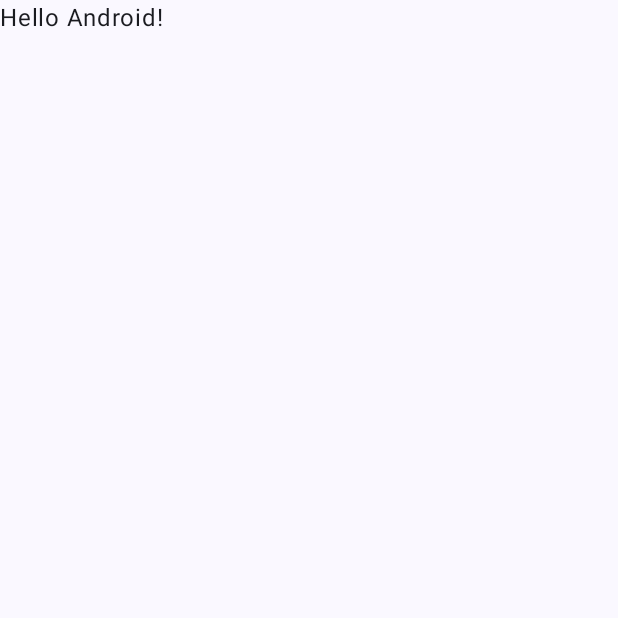
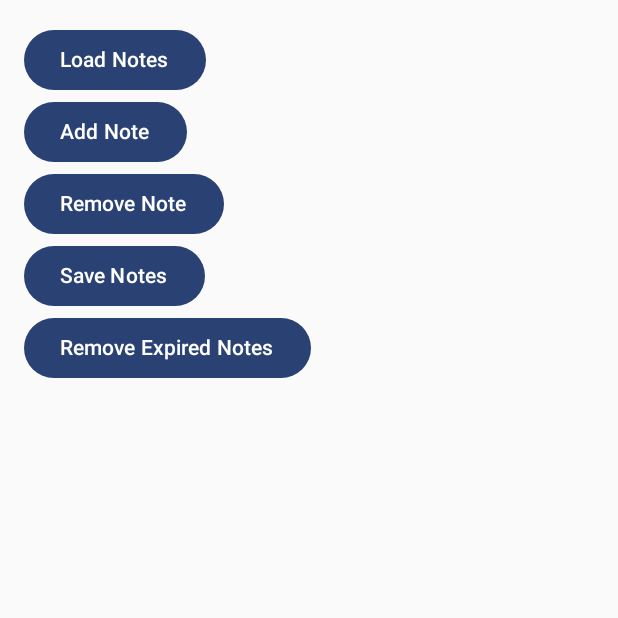
Before and after one commit to kirikemae/NoteApp, an Android app built with Jetpack Compose: the screen it shows after launch (MainActivity), on a phone screen of 412 x 824 dp, the top half of it. Before the commit the part shown is almost empty. Run offline under Robolectric (Android 15) with nearby library versions, the phone set to English and light mode, and no system bars; our stand-ins replace Timber.

Commit message:
Added project for lecture 2

```diff
--- a/app/build.gradle.kts
+++ b/app/build.gradle.kts
@@ -40,7 +40,8 @@ android {
 }
 
 dependencies {
-
+    implementation("com.jakewharton.timber:timber:5.0.1")
+    debugImplementation("com.squareup.leakcanary:leakcanary-android:2.10")
     implementation(libs.androidx.core.ktx)
     implementation(libs.androidx.lifecycle.runtime.ktx)
     implementation(libs.androidx.activity.compose)
--- a/app/src/main/java/com/example/newnoteapp/MainActivity.kt
+++ b/app/src/main/java/com/example/newnoteapp/MainActivity.kt
@@ -4,27 +4,28 @@ import android.os.Bundle
 import androidx.activity.ComponentActivity
 import androidx.activity.compose.setContent
 import androidx.activity.enableEdgeToEdge
-import androidx.compose.foundation.layout.fillMaxSize
-import androidx.compose.foundation.layout.padding
-import androidx.compose.material3.Scaffold
 import androidx.compose.material3.Text
 import androidx.compose.runtime.Composable
 import androidx.compose.ui.Modifier
 import androidx.compose.ui.tooling.preview.Preview
+import com.example.newnoteapp.domain.FileNotebook
 import com.example.newnoteapp.ui.theme.NewnoteappTheme
+import timber.log.Timber
 
 class MainActivity : ComponentActivity() {
+    private lateinit var notebook: FileNotebook
+
     override fun onCreate(savedInstanceState: Bundle?) {
         super.onCreate(savedInstanceState)
+
+        notebook = FileNotebook.load(this)
+
+        Timber.plant(Timber.DebugTree())
         enableEdgeToEdge()
+
         setContent {
             NewnoteappTheme {
-                Scaffold(modifier = Modifier.fillMaxSize()) { innerPadding ->
-                    Greeting(
-                        name = "Android",
-                        modifier = Modifier.padding(innerPadding)
-                    )
-                }
+                TestOperationsUI(this, notebook)
             }
         }
     }
--- /dev/null
+++ b/app/src/main/java/com/example/newnoteapp/TestOperations.kt
@@ -0,0 +1,62 @@
+package com.example.newnoteapp
+
+import android.content.Context
+import androidx.compose.foundation.layout.Column
+import androidx.compose.foundation.layout.padding
+import androidx.compose.material3.Button
+import androidx.compose.material3.Text
+import androidx.compose.runtime.Composable
+import androidx.compose.ui.Modifier
+import androidx.compose.ui.unit.dp
+import com.example.newnoteapp.domain.FileNotebook
+import com.example.newnoteapp.domain.Note
+import timber.log.Timber
+
+@Composable
+fun TestOperationsUI(context: Context, fileNotebook: FileNotebook) {
+    Column(modifier = Modifier.padding(16.dp)) {
+        Button(onClick = {
+            val loadedNotebook = FileNotebook.load(context)
+            Timber.d("Loaded notebook with ${loadedNotebook.allNotes.size} notes")
+        }) {
+            Text("Load Notes")
+        }
+
+        Button(onClick = {
+            val note = Note(
+                uid = System.currentTimeMillis().toString(),
+                title = "Test note",
+                content = "This is a test",
+                selfDestructDate = null
+            )
+            fileNotebook.addNote(note)
+            Timber.d("Added note with uid ${note.uid}")
+        }) {
+            Text("Add Note")
+        }
+
+        Button(onClick = {
+            if (fileNotebook.allNotes.isNotEmpty()) {
+                val uid = fileNotebook.allNotes[0].uid
+                fileNotebook.removeNote(uid)
+                Timber.d("Removed note with uid $uid")
+            }
+        }) {
+            Text("Remove Note")
+        }
+
+        Button(onClick = {
+            val saved = fileNotebook.save(context)
+            Timber.d("Saved notes: $saved")
+        }) {
+            Text("Save Notes")
+        }
+
+        Button(onClick = {
+            val removedCount = fileNotebook.removeExpiredNotes()
+            Timber.d("Removed $removedCount expired notes")
+        }) {
+            Text("Remove Expired Notes")
+        }
+    }
+}
```
Also changed, not shown: app/src/main/java/com/example/newnoteapp/domain/FileNotebook.kt (+43 -9 lines), 2 other files.
